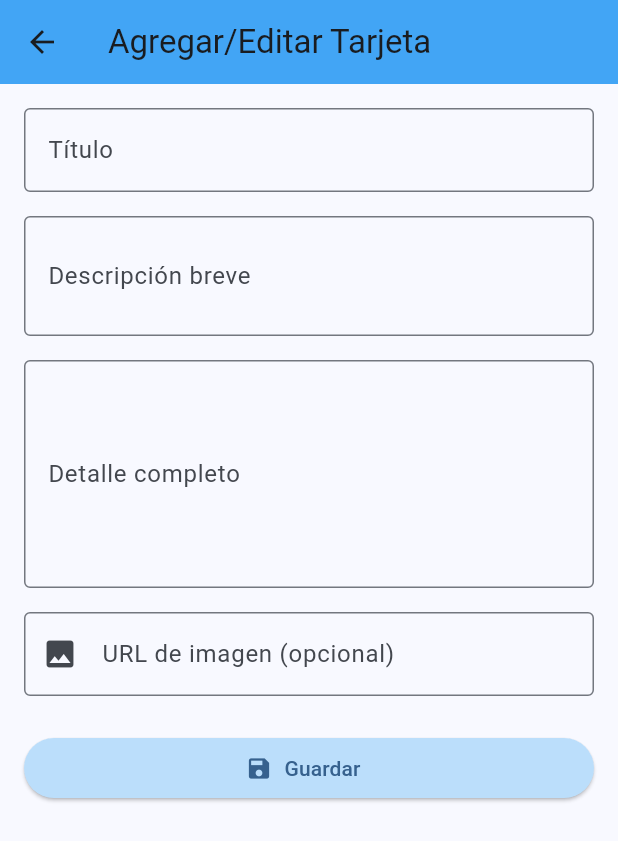
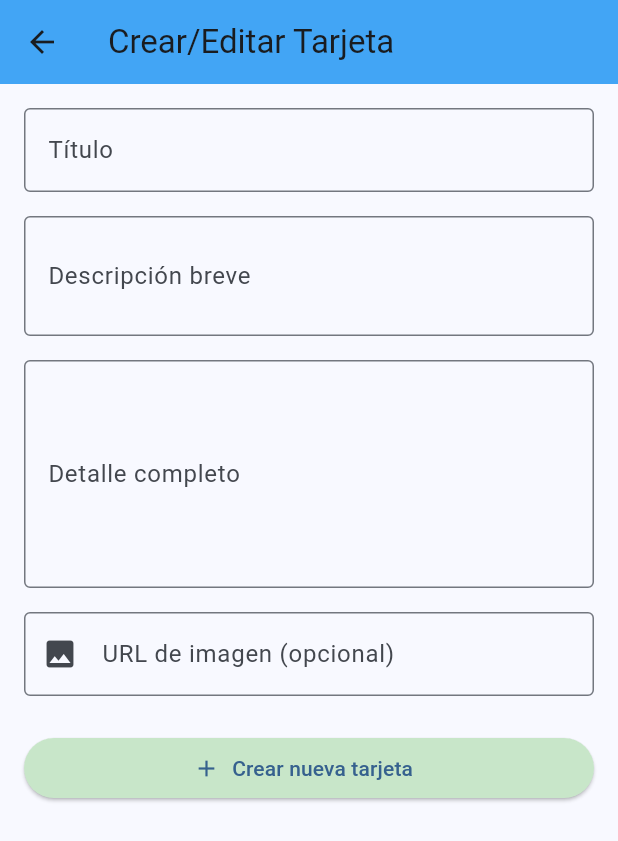
Before and after one commit to bruno8311/TargetList, a Flutter app: the screen it shows after launch, after a tap on the "add" icon, on a phone screen of 412 x 824 dp. Shown: the top 841 px of the screen. Run offline on Flutter 3.47's test engine with Material 3 defaults, Android fonts, the phone set to English and light mode, and no system bars; our stand-ins replace shared_preferences; network calls fail.

Commit message:
TL-4: Arquitectura Limpia p2

```diff
--- a/lib/data/datasources/card_local_datasource.dart
+++ b/lib/data/datasources/card_local_datasource.dart
@@ -13,16 +13,8 @@ class CardLocalDatasource {
       final cardsJson = jsonDecode(cardsString) as List;
       return cardsJson.map((e) => CardItemModel.fromJson(Map<String, dynamic>.from(e))).toList();
     }
-    // Si no hay datos, retorna una lista inicial
-    return List.generate(
-      3,
-      (index) => CardItemModel(
-        title: 'Tarjeta ${index + 1}',
-        description: 'Esta es una descripción corta para la tarjeta ${index + 1} que aparecerá en la pantalla principal. Mantenla por debajo de 100 caracteres para que no se corte.',
-        detail: 'Aquí puedes encontrar información más específica sobre la tarjeta ${index + 1}. Este es el contenido que se mostrará en la pantalla de detalles cuando el usuario toque la tarjeta. Puedes incluir información técnica, características especiales o cualquier otro dato relevante que consideres importante para el usuario.',
-        imageUrl: 'https://picsum.photos/200/200?random=${index + 1}',
-      ),
-    );
+    // Si no hay datos guardados, retorna un array vacío
+    return [];
   }
 
   // Guardamos los datos en SharedPreferences
--- a/lib/data/repositories/card_repository_impl.dart
+++ b/lib/data/repositories/card_repository_impl.dart
@@ -12,15 +12,15 @@ class CardRepositoryImpl implements CardRepository {
   }
 
   @override
-  Future<void> addCard(CardItem card) async {
-    final cards = await getCards();
+  Future<void> addCard(CardItem card) async { //Se llamo aqui
+    final cards = await getCards(); //Llama los cards existentes
     cards.add(CardItemModel(
       title: card.title,
       description: card.description,
       detail: card.detail,
       imageUrl: card.imageUrl,
-    ));
-    await _datasource.saveCards(cards);
+    )); //Añade el elemento
+    await _datasource.saveCards(cards); //guarda
   }
 
   @override
--- a/lib/domain/usecases/cards/get_cards.dart
+++ b/lib/domain/usecases/cards/get_cards.dart
@@ -6,6 +6,22 @@ class GetCards {
   GetCards(this.repository);
 
   Future<List<CardItem>> call() async {
-    return await repository.getCards();
+    final cards = await repository.getCards();
+    if (cards.isEmpty) {
+      final initialCards = List.generate(
+        3,
+        (index) => CardItem(
+          title: 'Tarjeta ${index + 1}',
+          description: 'Esta es una descripción corta para la tarjeta ${index + 1} que aparecerá en la pantalla principal. Mantenla por debajo de 100 caracteres para que no se corte.',
+          detail: 'Aquí puedes encontrar información más específica sobre la tarjeta ${index + 1}. Este es el contenido que se mostrará en la pantalla de detalles cuando el usuario toque la tarjeta. Puedes incluir información técnica, características especiales o cualquier otro dato relevante que consideres importante para el usuario.',
+          imageUrl: 'https://picsum.photos/200/200?random=${index + 1}',
+        ),
+      );
+      for (final card in initialCards) {
+        await repository.addCard(card);
+      }
+      return await repository.getCards();
+    }
+    return cards;
   }
 }
--- a/lib/presentation/providers/card_provider.dart
+++ b/lib/presentation/providers/card_provider.dart
@@ -21,7 +21,7 @@ class CardProvider extends ChangeNotifier {
 	  	removeCardUseCase = RemoveCard(CardRepositoryImpl());
 
 	Future<void> addCard(CardItem newCard) async {
-		await addCardUseCase.call(newCard);
+		await addCardUseCase.call(newCard); //caso de uso para añadir elemento de tipo CardItem
 		await loadCards();
 		notifyListeners();
 	}
--- a/lib/presentation/screens/form_screen.dart
+++ b/lib/presentation/screens/form_screen.dart
@@ -1,13 +1,23 @@
 
 import 'package:flutter/material.dart';
 import '../../domain/entities/card_item.dart';
+import 'package:provider/provider.dart';
+import '../providers/card_provider.dart';
 
 class FormScreen extends StatefulWidget {
   final String? initialTitle;
   final String? initialDescription;
   final String? initialDetail;
   final String? initialImageUrl;
-  const FormScreen({super.key, this.initialTitle, this.initialDescription, this.initialDetail, this.initialImageUrl});
+  final int? index;
+  const FormScreen({
+    super.key,
+    this.initialTitle,
+    this.initialDescription,
+    this.initialDetail,
+    this.initialImageUrl,
+    this.index,
+  });
 
   @override
   State<FormScreen> createState() => _FormScreenState();
@@ -44,7 +54,7 @@ class _FormScreenState extends State<FormScreen> {
 
     if (title.isEmpty || description.isEmpty || detail.isEmpty) {
       ScaffoldMessenger.of(context).showSnackBar(
-        const SnackBar(content: Text('To save, complete title, description and detail')),
+        const SnackBar(content: Text('Para guardar, completa el título, la descripción y el detalle.')),
       );
       return false;
     }
@@ -65,17 +75,23 @@ class _FormScreenState extends State<FormScreen> {
     );
   }
 
-  void _saveAndReturn() {
+  void _handleSubmit({required bool isEdit}) {
     if (!_validateFields()) return;
     final nuevoItem = _createCardItem();
-    Navigator.pop(context, nuevoItem);
+    final provider = Provider.of<CardProvider>(context, listen: false);
+    if (isEdit) {
+      provider.editCard(widget.index!, nuevoItem);
+    } else {
+      provider.addCard(nuevoItem);
+    }
+    Navigator.of(context).popUntil((route) => route.isFirst);
   }
 
   @override
   Widget build(BuildContext context) {
     return Scaffold(
       appBar: AppBar(
-        title: const Text('Agregar/Editar Tarjeta'),
+        title: const Text('Crear/Editar Tarjeta'),
         backgroundColor: Colors.blue.shade400,
       ),
       body: SingleChildScrollView(
@@ -83,51 +99,20 @@ class _FormScreenState extends State<FormScreen> {
         child: Column(
           crossAxisAlignment: CrossAxisAlignment.stretch,
           children: [
-            TextField(
-              controller: _titleController,
-              decoration: const InputDecoration(
-                labelText: 'Título',
-                border: OutlineInputBorder(),
-              ),
-            ),
+            _buildTextField(_titleController, 'Título'),
             const SizedBox(height: 16),
-            TextField(
-              controller: _descriptionController,
-              decoration: const InputDecoration(
-                labelText: 'Descripción breve',
-                hintText: 'Resumen que aparecerá en la lista',
-                border: OutlineInputBorder(),
-              ),
-              maxLines: 2,
-            ),
+            _buildTextField(_descriptionController, 'Descripción breve', hint: 'Resumen que aparecerá en la lista', maxLines: 2),
             const SizedBox(height: 16),
-            TextField(
-              controller: _detailController,
-              decoration: const InputDecoration(
-                labelText: 'Detalle completo',
-                hintText: 'Información detallada que aparecerá en la pantalla de detalle',
-                border: OutlineInputBorder(),
-              ),
-              maxLines: 5,
-            ),
+            _buildTextField(_detailController, 'Detalle completo', hint: 'Información detallada que aparecerá en la pantalla de detalle', maxLines: 5),
             const SizedBox(height: 16),
-            TextField(
-              controller: _imageUrlController,
-              decoration: const InputDecoration(
-                labelText: 'URL de imagen (opcional)',
-                hintText: 'https://ejemplo.com/imagen.jpg',
-                border: OutlineInputBorder(),
-                prefixIcon: Icon(Icons.image),
-              ),
-              keyboardType: TextInputType.url,
-            ),
+            _buildTextField(_imageUrlController, 'URL de imagen (opcional)', hint: 'https://ejemplo.com/imagen.jpg', icon: Icons.image),
             const SizedBox(height: 24),
             ElevatedButton.icon(
-              onPressed: _saveAndReturn,
-              icon: const Icon(Icons.save),
-              label: const Text('Guardar'),
+              onPressed: () => _handleSubmit(isEdit: widget.index != null),
+              icon: widget.index != null ? const Icon(Icons.save) : const Icon(Icons.add),
+              label: widget.index != null ? const Text('Guardar cambios') : const Text('Crear nueva tarjeta'),
               style: ElevatedButton.styleFrom(
-                backgroundColor: Colors.blue.shade100,
+                backgroundColor: widget.index != null ? Colors.blue.shade100 : Colors.green.shade100,
               ),
             ),
           ],
@@ -135,4 +120,18 @@ class _FormScreenState extends State<FormScreen> {
       ),
     );
   }
+
+  Widget _buildTextField(TextEditingController controller, String label, {String? hint, int maxLines = 1, IconData? icon}) {
+    return TextField(
+      controller: controller,
+      decoration: InputDecoration(
+        labelText: label,
+        hintText: hint,
+        border: const OutlineInputBorder(),
+        prefixIcon: icon != null ? Icon(icon) : null,
+      ),
+      maxLines: maxLines,
+      keyboardType: icon == Icons.image ? TextInputType.url : TextInputType.text,
+    );
+  }
 }
--- a/lib/presentation/screens/home_screen.dart
+++ b/lib/presentation/screens/home_screen.dart
@@ -19,45 +19,26 @@ class _HomeScreenState extends State<HomeScreen> {
     super.initState();
     WidgetsBinding.instance.addPostFrameCallback((_) async {
       final provider = Provider.of<CardProvider>(context, listen: false);
-      await provider.loadCards(); // Carga inicial de tarjetas
+      await provider.loadCards();
     });
   }
 
   Future _navigateToDetails(CardItem card, int index) async {
-    final result = await Navigator.push(context,
+    await Navigator.push(
+      context,
       MaterialPageRoute(
         builder: (context) => DetailsScreen(card: card, index: index)
-      ));
-    final isResultValid = result != null;
-    if (isResultValid) {
-      _handleDetailsResult(result);
-    }
+      ),
+    );
   }
 
   Future _navigateToForm() async {
-    final nuevoItem = await Navigator.push<CardItem>(context,
+    await Navigator.push(
+      context,
       MaterialPageRoute(
         builder: (context) => const FormScreen()
-      ));
-    final isItemValid = nuevoItem != null;
-    if (isItemValid) {
-      _addCard(nuevoItem);
-    }
-  }
-
-  void _handleDetailsResult(Map<String, dynamic> result) {
-    final provider = Provider.of<CardProvider>(context, listen: false);
-    final isEditCard = result['accion'] == 'editar';
-    if (isEditCard) {
-      provider.editCard(result['index'], result['item']);
-    } else if (result['accion'] == 'eliminar') {
-      provider.removeCard(result['index']);
-    }
-  }
-
-  void _addCard(CardItem newCard) {
-    final provider = Provider.of<CardProvider>(context, listen: false);
-    provider.addCard(newCard);
+      ),
+    );
   }
 
   @override
```
Also changed, not shown: lib/presentation/screens/details_screen.dart (+7 -17 lines).
